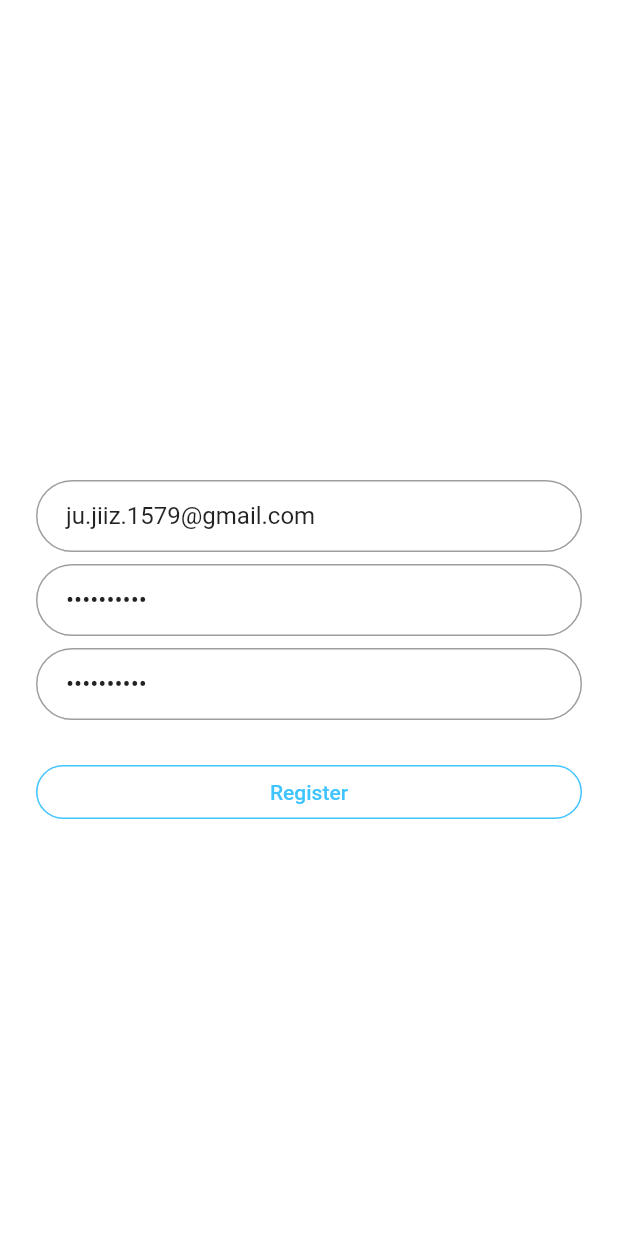
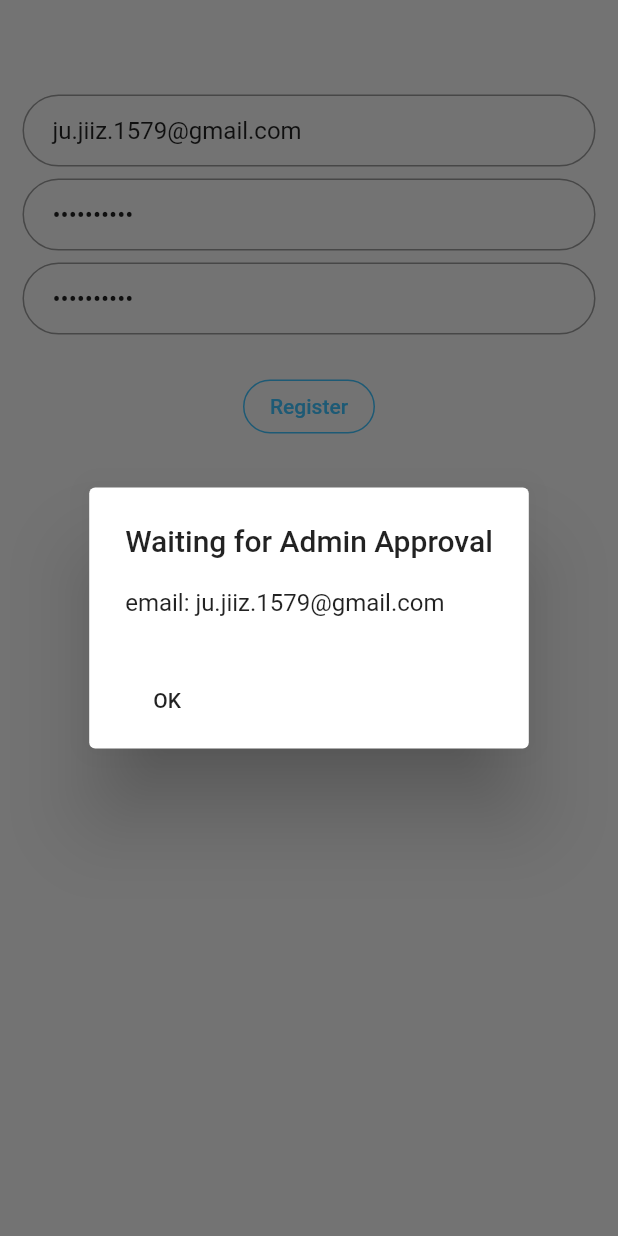
Before and after one commit to JuJiiz/JuJiiz_Flutter, a Flutter app: the Register screen opened by its route, after a tap on "Register", on a phone screen of 412 x 824 dp. Run offline on Flutter 3.47's test engine with Material 2 defaults, Android fonts, the phone set to English and light mode, and no system bars; missing offline and left inert: barcode_scan.

Commit message:
text field validation

```diff
--- a/lib/src/ui/app.dart
+++ b/lib/src/ui/app.dart
@@ -3,8 +3,13 @@ import 'dart:convert';
 import 'package:flutter/material.dart';
 import 'package:flutter_app/src/models/image_model.dart';
 import 'package:flutter_app/src/widgets/image_list.dart';
-import 'package:http/http.dart' show get    return AppState();
-  }
+import 'package:http/http.dart' show get;
+
+class App extends StatefulWidget {
+  static String tag = 'App';
+
+  @override
+  AppState createState() => new AppState();
 }
 
 class AppState extends State<App> {
--- a/lib/src/ui/register_ui.dart
+++ b/lib/src/ui/register_ui.dart
@@ -1,4 +1,5 @@
 import 'package:flutter/material.dart';
+import 'package:flutter_app/src/widgets/register_approval_dialog.dart';
 
 class Register extends StatefulWidget {
   static String tag = 'Register';
@@ -11,14 +12,9 @@ class _RegisterState extends State<Register> {
   String dummyEmail = 'ju.jiiz.1579@gmail.com';
   String dummyPassword = 'JuJiizTest';
 
-  /*final emailController = TextEditingController();
-  final passwordController = TextEditingController();
-  final confirmPasswordController = TextEditingController();*/
-  final GlobalKey<FormState> _formKey = GlobalKey<FormState>();
-  bool _autoValidate = false;
-  String _email;
-  String _password;
-  String _conpass;
+  final GlobalKey<FormState> _key = new GlobalKey<FormState>();
+  bool _validate = false;
+  String _email, _password, _conpass;
 
   @override
   initState() {
@@ -26,6 +22,7 @@ class _RegisterState extends State<Register> {
   }
 
   String validateEmail(String value) {
+    _email = value;
     Pattern pattern =
         r'^(([^<>()[\]\\.,;:\s@\"]+(\.[^<>()[\]\\.,;:\s@\"]+)*)|(\".+\"))@((\[[0-9]{1,3}\.[0-9]{1,3}\.[0-9]{1,3}\.[0-9]{1,3}\])|(([a-zA-Z\-0-9]+\.)+[a-zA-Z]{2,}))$';
     RegExp regex = new RegExp(pattern);
@@ -36,6 +33,7 @@ class _RegisterState extends State<Register> {
   }
 
   String validatePassword(String value) {
+    _password = value;
     if (value.length < 6)
       return 'Password must be more than 6 charater';
     else
@@ -43,20 +41,30 @@ class _RegisterState extends State<Register> {
   }
 
   String validateConfirmPassword(String value) {
-    if (value != _password)
+    _conpass = value;
+    if (value.length < 6)
+      return 'Password must be more than 6 charater';
+    else if (value != _password)
       return 'Password does not match the confirm password';
     else
       return null;
   }
 
-  void _validateInputs() {
-    if (_formKey.currentState.validate()) {
-//    If all data are correct then save data to out variables
-      _formKey.currentState.save();
+  void _sendToServer() {
+    print('${_key.currentState.validate()}');
+    if (_key.currentState.validate()) {
+      //If all data are correct then save data to out variables
+      _key.currentState.save();
+
+      showDialog(
+          context: context,
+          builder: (BuildContext context) {
+            return RegisterApproveDialog(_email);
+          });
     } else {
-//    If all data are not valid then start auto validation.
+      //If all data are not valid then start auto validation.
       setState(() {
-        _autoValidate = true;
+        _validate = true;
       });
     }
   }
@@ -97,6 +105,7 @@ class _RegisterState extends State<Register> {
       autofocus: false,
       initialValue: dummyPassword,
       obscureText: true,
+      validator: validateConfirmPassword,
       onSaved: (String val) {
         _conpass = val;
       },
@@ -111,19 +120,19 @@ class _RegisterState extends State<Register> {
         child:
             Text('Register', style: TextStyle(color: Colors.lightBlueAccent)),
         borderSide: BorderSide(color: Colors.lightBlueAccent),
-        //color: Colors.lightBlueAccent,
-        onPressed: _validateInputs,
+        onPressed: _sendToServer,
         shape: new RoundedRectangleBorder(
           borderRadius: new BorderRadius.circular(30.0),
         ));
 
-    return Scaffold(
-      backgroundColor: Colors.white,
-      key: _formKey,
-      body: Center(
-        child: ListView(
-          shrinkWrap: true,
-          padding: EdgeInsets.only(left: 24.0, right: 24.0),
+    return new Scaffold(
+      body: new SingleChildScrollView(
+        child: new Container(
+          margin: new EdgeInsets.all(15.0),
+          child: new Form(
+            key: _key,
+            autovalidate: _validate,
+            child: Column(
               children: <Widget>[
                 SizedBox(height: 48.0),
                 email,
@@ -136,6 +145,8 @@ class _RegisterState extends State<Register> {
               ],
             ),
           ),
+        ),
+      ),
     );
   }
 }
--- a/lib/src/widgets/event_approve_dialog.dart
+++ b/lib/src/widgets/event_approve_dialog.dart
@@ -20,7 +20,7 @@ class EventApproveDialog extends StatelessWidget {
             new FlatButton(
               child: new Text(
                 "Cancel",
-                textScaleFactor: 2.0,
+                textScaleFactor: 1.0,
               ),
               onPressed: () {
                 Navigator.of(context).pop();
@@ -29,14 +29,14 @@ class EventApproveDialog extends StatelessWidget {
             new FlatButton(
               child: new Text(
                 "Add point",
-                textScaleFactor: 2.0,
+                textScaleFactor: 1.0,
               ),
               onPressed: null,
             ),
             new FlatButton(
               child: new Text(
                 "Approve",
-                textScaleFactor: 2.0,
+                textScaleFactor: 1.0,
               ),
               onPressed: null,
             ),
--- /dev/null
+++ b/lib/src/widgets/register_approval_dialog.dart
@@ -0,0 +1,36 @@
+import 'package:flutter/material.dart';
+import 'package:flutter_app/src/ui/login_ui.dart';
+
+class RegisterApproveDialog extends StatelessWidget {
+  final String email;
+
+  RegisterApproveDialog(this.email);
+
+  @override
+  Widget build(BuildContext context) {
+    return AlertDialog(
+      title: new Text('Waiting for Admin Approval'),
+      content: new Text('email: $email'),
+      actions: <Widget>[
+        Container(
+            //decoration: BoxDecoration(border: Border.all(color: Colors.grey)),
+            //padding: EdgeInsets.all(20.0),
+            //margin: EdgeInsets.all(20.0),
+            child: Row(
+          children: <Widget>[
+            new FlatButton(
+              child: new Text(
+                "OK",
+                textScaleFactor: 1.0,
+              ),
+              onPressed: () {
+                Navigator.of(context).pushNamedAndRemoveUntil(
+                    Login.tag, (Route<dynamic> route) => false);
+              },
+            ),
+          ],
+        ))
+      ],
+    );
+  }
+}
```
Also changed, not shown: lib/src/ui/login_ui.dart (+58 -27 lines). Lines whose indentation alone changed are shown as unchanged.
